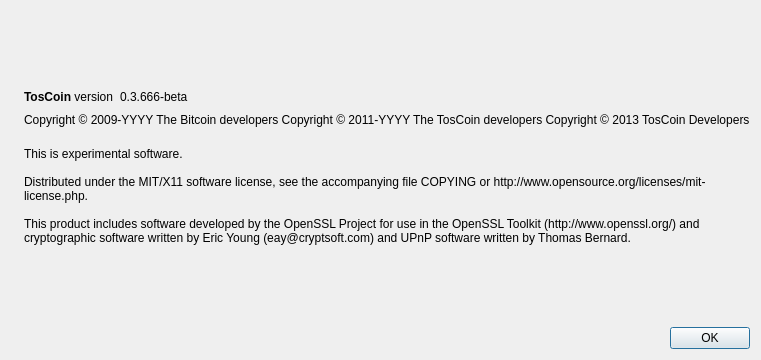
Above: src/qt/forms/aboutdialog.ui from tos-project/TOSC before the change. Below: the same form after it.
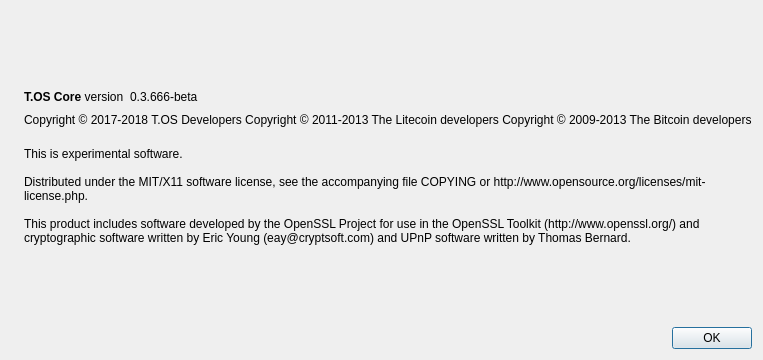
That is the form after the change. Icons and pictures are not drawn.

```diff
--- a/src/qt/forms/aboutdialog.ui
+++ b/src/qt/forms/aboutdialog.ui
@@ -50,7 +50,7 @@
           <cursorShape>IBeamCursor</cursorShape>
          </property>
          <property name="text">
-          <string>&lt;b&gt;TosCoin&lt;/b&gt; version</string>
+          <string>&lt;b&gt;T.OS Core&lt;/b&gt; version</string>
          </property>
          <property name="textInteractionFlags">
           <set>Qt::LinksAccessibleByMouse|Qt::TextSelectableByKeyboard|Qt::TextSelectableByMouse</set>
@@ -91,9 +91,9 @@
         <cursorShape>IBeamCursor</cursorShape>
        </property>
        <property name="text">
-        <string notr="true">Copyright &amp;copy; 2009-YYYY The Bitcoin developers
-Copyright &amp;copy; 2011-YYYY The TosCoin developers
-Copyright &amp;copy; 2013 TosCoin Developers</string>
+        <string notr="true">Copyright &amp;copy; 2017-2018 T.OS Developers
+Copyright &amp;copy; 2011-2013 The Litecoin developers
+Copyright &amp;copy; 2009-2013 The Bitcoin developers</string>
        </property>
        <property name="textFormat">
         <enum>Qt::RichText</enum>
```
Left out of the diff: 2 changed lines with no effect on the pictures.
